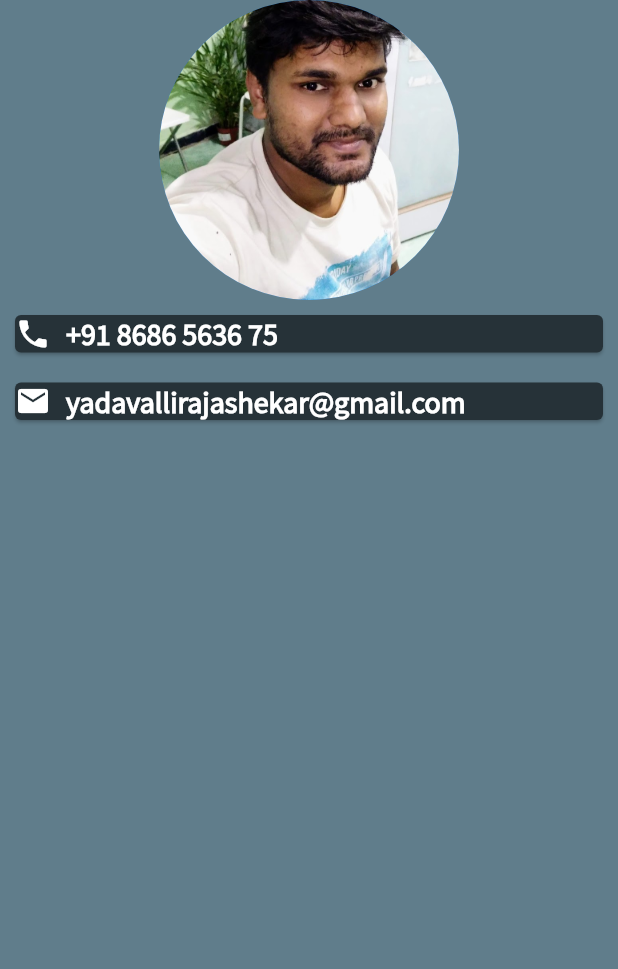
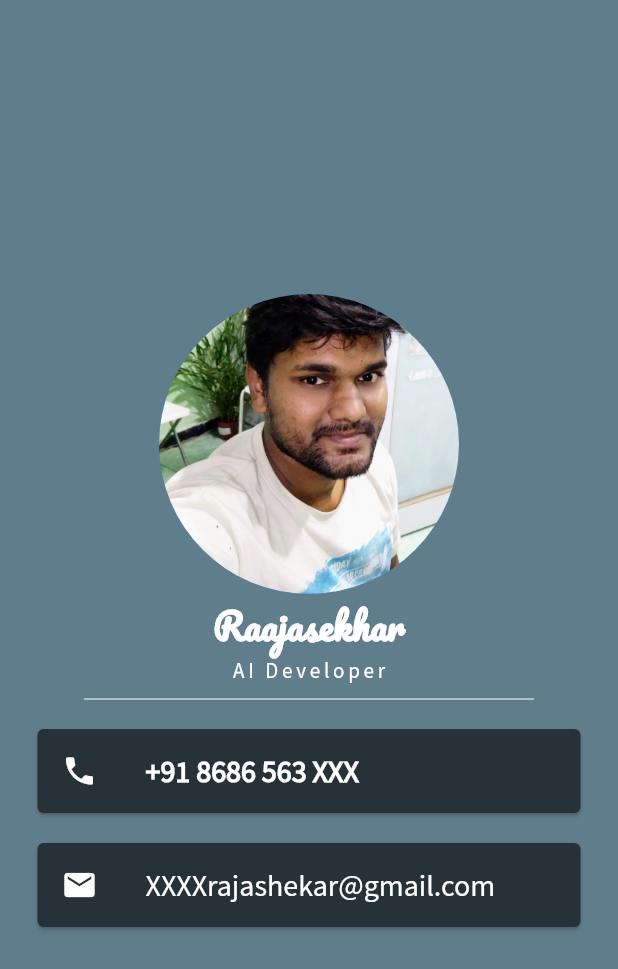
Before and after one commit to RajashekarY/vCard, a Flutter app: the screen it shows after launch, on a phone screen of 412 x 824 dp. Shown: the top 969 px of the screen. Run offline on Flutter 3.47's test engine with Material 2 defaults, Android fonts, the phone set to English and light mode, and no system bars.

Commit message:
Final Stateless vCard

```diff
--- a/lib/main.dart
+++ b/lib/main.dart
@@ -11,69 +11,80 @@ class MyApp extends StatelessWidget {
     return MaterialApp(
       home: Scaffold(
         backgroundColor: Colors.blueGrey,
-        body: Center(
-          child: SafeArea(
+        body: SafeArea(
           child: Column(
+            mainAxisAlignment: MainAxisAlignment.center,
             children: [
               const CircleAvatar(
                 radius: 100,
                 backgroundImage: AssetImage('images/developer.jpg'),
               ),
-                Card(
-                  color: Colors.blueGrey[900],
-                  margin: const EdgeInsets.symmetric(
-                      vertical: 10.0, horizontal: 10.0),
-                  child: Row(
-                    // ignore: prefer_const_literals_to_create_immutables
-                    children: <Widget>[
-                      const Icon(
-                        Icons.phone,
+              Text(
+                'Raajasekhar',
+                style: TextStyle(
+                  fontFamily: 'Pacifico',
+                  fontSize: 24,
+                  fontWeight: FontWeight.bold,
                   color: Colors.white,
                 ),
-                      const SizedBox(
-                        width: 10,
               ),
-                      const Text(
-                        '+91 8686 5636 75',
+              Text(
+                'AI Developer',
                 style: TextStyle(
+                  fontFamily: 'SourceSansPro',
                   color: Colors.white,
-                            fontFamily: 'SourceSansPro',
-                            fontSize: 20,
-                            fontWeight: FontWeight.bold),
+                  fontSize: 14.0,
+                  letterSpacing: 2.5,
                 ),
-                    ],
+              ),
+              SizedBox(
+                height: 20.0,
+                width: 300.0,
+                child: Divider(
+                  color: Colors.white,
                 ),
               ),
               Card(
                 color: Colors.blueGrey[900],
                 margin: const EdgeInsets.symmetric(
-                      vertical: 10.0, horizontal: 10.0),
-                  child: Row(
-                    // ignore: prefer_const_literals_to_create_immutables
-                    children: <Widget>[
-                      const Icon(
-                        Icons.email,
+                    vertical: 10.0, horizontal: 25.0),
+                child: const ListTile(
+                  leading: const Icon(
+                    Icons.phone,
                     color: Colors.white,
                   ),
-                      const SizedBox(
-                        width: 10,
+                  title: Text(
+                    '+91 8686 563 XXX',
+                    style: TextStyle(
+                        fontFamily: 'SourceSansPro',
+                        fontSize: 20.0,
+                        fontWeight: FontWeight.bold,
+                        color: Colors.white),
                   ),
-                      const Text(
-                        'yadavallirajashekar@gmail.com',
+                ),
+              ),
+              SizedBox(width: 10.0),
+              Card(
+                color: Colors.blueGrey[900],
+                margin: const EdgeInsets.symmetric(
+                    vertical: 10.0, horizontal: 25.0),
+                child: ListTile(
+                  leading: const Icon(Icons.email, color: Colors.white),
+                  title: Text(
+                    'XXXXrajashekar@gmail.com',
                     style: TextStyle(
+                      fontSize: 20,
+                      fontFamily: 'SourceSansPro',
+                      // fontWeight: FontWeight.bold,
                       color: Colors.white,
-                            fontFamily: 'SourceSansPro',
-                            fontSize: 20,
-                            fontWeight: FontWeight.bold),
                     ),
-                    ],
+                  ),
                 ),
               ),
             ],
           ),
         ),
       ),
-      ),
     );
   }
 }
```
Lines whose indentation alone changed are shown as unchanged.
